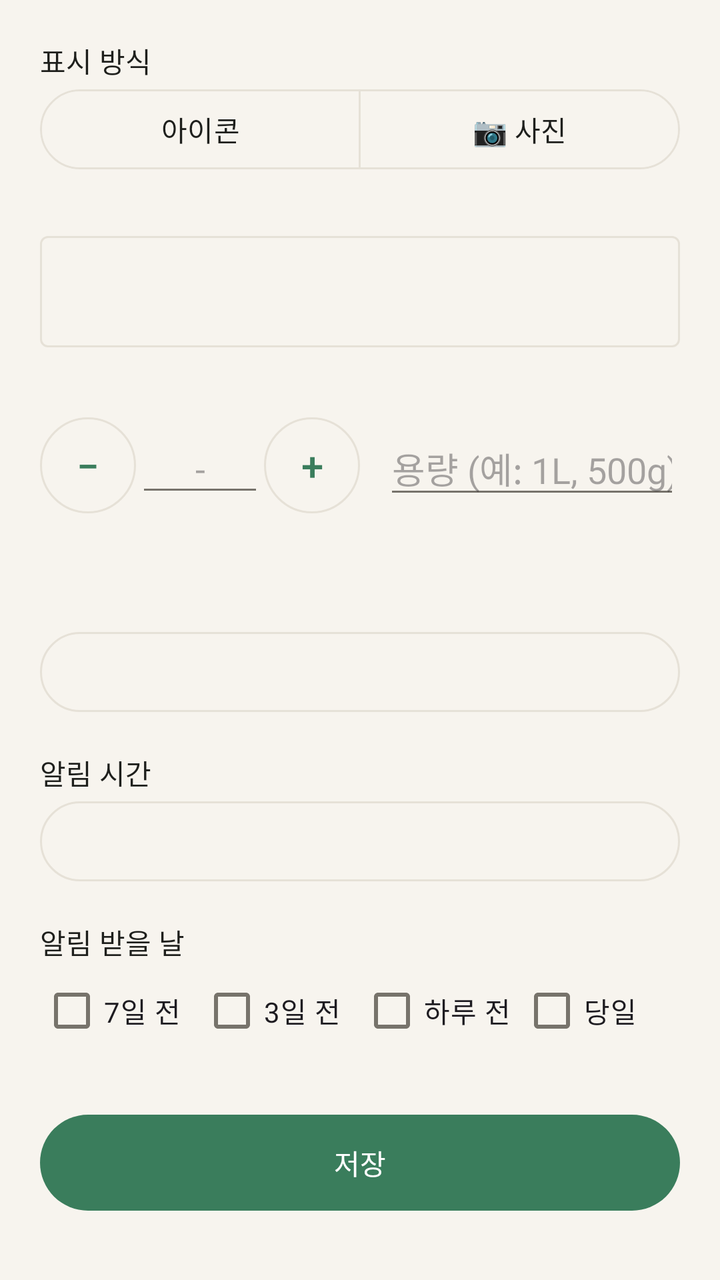
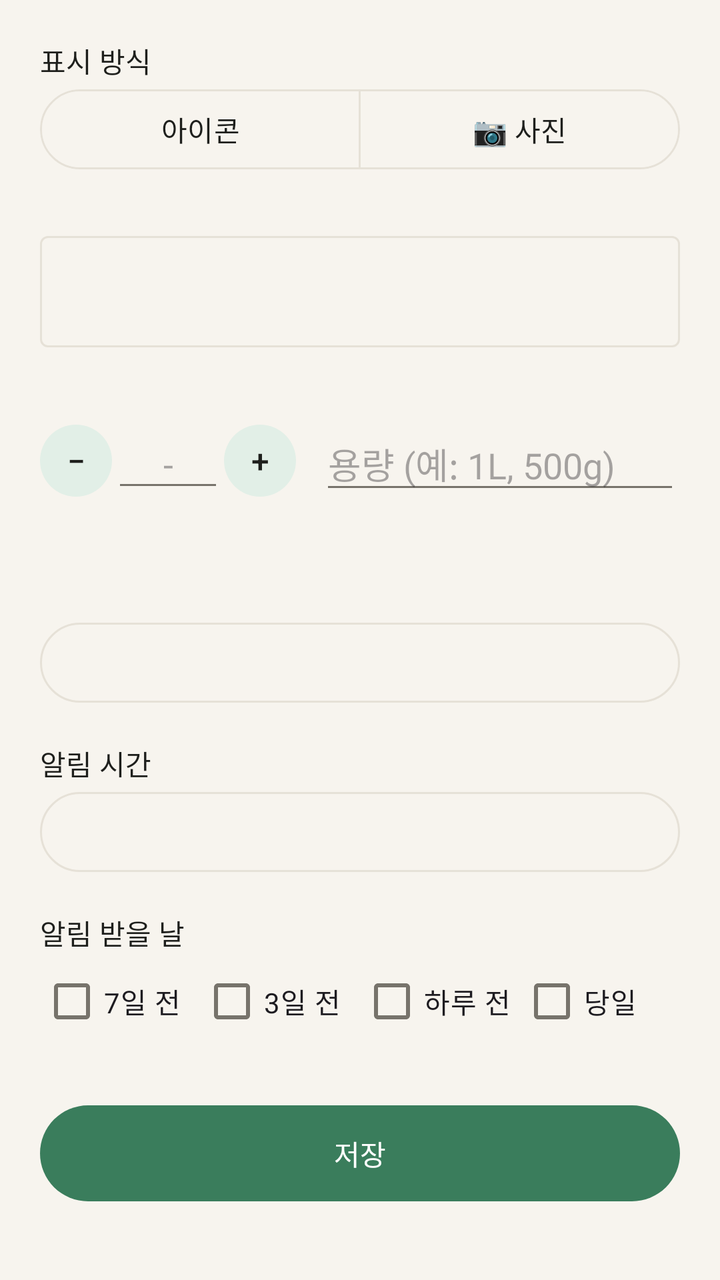

Two renders of the same Android screen: before a commit and after it. Below are the layout's source before the change and the commit's diff.
<!-- AndroidManifest.xml: application theme AppTheme -->
<!-- res/layout/activity_edit.xml -->
<?xml version="1.0" encoding="utf-8"?>
<ScrollView xmlns:android="http://schemas.android.com/apk/res/android"
    xmlns:app="http://schemas.android.com/apk/res-auto"
    android:layout_width="match_parent"
    android:layout_height="match_parent">

    <LinearLayout
        android:layout_width="match_parent"
        android:layout_height="wrap_content"
        android:orientation="vertical"
        android:padding="20dp">

        <TextView
            style="@style/TextAppearance.Material3.LabelLarge"
            android:layout_width="wrap_content"
            android:layout_height="wrap_content"
            android:text="표시 방식" />

        <com.google.android.material.button.MaterialButtonToggleGroup
            android:id="@+id/mode"
            android:layout_width="match_parent"
            android:layout_height="wrap_content"
            app:selectionRequired="true"
            app:singleSelection="true">

            <com.google.android.material.button.MaterialButton
                android:id="@+id/modeIcon"
                style="@style/Widget.Material3.Button.OutlinedButton"
                android:layout_width="0dp"
                android:layout_height="wrap_content"
                android:layout_weight="1"
                android:text="아이콘" />

            <com.google.android.material.button.MaterialButton
                android:id="@+id/modePhoto"
                style="@style/Widget.Material3.Button.OutlinedButton"
                android:layout_width="0dp"
                android:layout_height="wrap_content"
                android:layout_weight="1"
                android:text="📷 사진" />
        </com.google.android.material.button.MaterialButtonToggleGroup>

        
        <GridLayout
            android:id="@+id/iconGrid"
            android:layout_width="match_parent"
            android:layout_height="wrap_content"
            android:layout_marginTop="8dp"
            android:columnCount="6" />

        
        <LinearLayout
            android:id="@+id/photoBox"
            android:layout_width="match_parent"
            android:layout_height="wrap_content"
            android:layout_marginTop="8dp"
            android:orientation="vertical"
            android:visibility="gone">

            <ImageView
                android:id="@+id/photo"
                android:layout_width="match_parent"
                android:layout_height="200dp"
                android:background="@color/photo_bg"
                android:contentDescription="사진 찍기"
                android:scaleType="centerCrop" />

            <com.google.android.material.button.MaterialButton
                android:id="@+id/btnPhoto"
                style="@style/Widget.Material3.Button.TonalButton"
                android:layout_width="match_parent"
                android:layout_height="wrap_content"
                android:layout_marginTop="8dp"
                android:text="📷  사진 찍기" />

            <TextView
                android:id="@+id/status"
                android:layout_width="wrap_content"
                android:layout_height="wrap_content"
                android:layout_marginTop="4dp"
                android:textColor="@color/muted"
                android:textSize="13sp" />
        </LinearLayout>

        <com.google.android.material.textfield.TextInputLayout
            android:id="@+id/nameLayout"
            android:layout_width="match_parent"
            android:layout_height="wrap_content"
            android:layout_marginTop="16dp">

            <com.google.android.material.textfield.TextInputEditText
                android:id="@+id/name"
                android:layout_width="match_parent"
                android:layout_height="wrap_content"
                android:inputType="text"
                android:maxLines="1" />
        </com.google.android.material.textfield.TextInputLayout>

        
        <LinearLayout
            android:id="@+id/storageBox"
            android:layout_width="match_parent"
            android:layout_height="wrap_content"
            android:layout_marginTop="16dp"
            android:orientation="vertical"
            android:visibility="gone">

            <TextView
                style="@style/TextAppearance.Material3.LabelLarge"
                android:layout_width="wrap_content"
                android:layout_height="wrap_content"
                android:text="보관 방식" />

            <com.google.android.material.button.MaterialButtonToggleGroup
                android:id="@+id/storage"
                android:layout_width="match_parent"
                android:layout_height="wrap_content"
                app:singleSelection="true">

                <com.google.android.material.button.MaterialButton
                    android:id="@+id/stFridge"
                    style="@style/Widget.Material3.Button.OutlinedButton"
                    android:layout_width="0dp"
                    android:layout_height="wrap_content"
                    android:layout_weight="1"
                    android:text="🧊 냉장" />

                <com.google.android.material.button.MaterialButton
                    android:id="@+id/stFreezer"
                    style="@style/Widget.Material3.Button.OutlinedButton"
                    android:layout_width="0dp"
                    android:layout_height="wrap_content"
                    android:layout_weight="1"
                    android:text="❄️ 냉동" />

                <com.google.android.material.button.MaterialButton
                    android:id="@+id/stRoom"
                    style="@style/Widget.Material3.Button.OutlinedButton"
                    android:layout_width="0dp"
                    android:layout_height="wrap_content"
                    android:layout_weight="1"
                    android:text="🏠 상온" />
            </com.google.android.material.button.MaterialButtonToggleGroup>
        </LinearLayout>

        
        <LinearLayout
            android:layout_width="match_parent"
            android:layout_height="wrap_content"
            android:layout_marginTop="16dp"
            android:orientation="vertical">

            <com.google.android.material.materialswitch.MaterialSwitch
                android:id="@+id/stockSwitch"
                android:layout_width="match_parent"
                android:layout_height="wrap_content"
                android:text="재고 기록하기"
                android:visibility="gone" />

            <TextView
                android:id="@+id/qtyLabel"
                style="@style/TextAppearance.Material3.LabelLarge"
                android:layout_width="wrap_content"
                android:layout_height="wrap_content" />

            <LinearLayout
                android:id="@+id/qtyRow"
                android:layout_width="match_parent"
                android:layout_height="wrap_content"
                android:gravity="center_vertical"
                android:orientation="horizontal">

                <com.google.android.material.button.MaterialButton
                    android:id="@+id/minus"
                    style="@style/Widget.Material3.Button.OutlinedButton"
                    android:layout_width="48dp"
                    android:layout_height="48dp"
                    android:insetTop="0dp"
                    android:insetBottom="0dp"
                    android:padding="0dp"
                    android:text="−"
                    android:textSize="20sp" />

                <EditText
                    android:id="@+id/qty"
                    android:layout_width="64dp"
                    android:layout_height="wrap_content"
                    android:gravity="center"
                    android:hint="-"
                    android:importantForAutofill="no"
                    android:inputType="number"
                    android:maxLength="4" />

                <com.google.android.material.button.MaterialButton
                    android:id="@+id/plus"
                    style="@style/Widget.Material3.Button.OutlinedButton"
                    android:layout_width="48dp"
                    android:layout_height="48dp"
                    android:insetTop="0dp"
                    android:insetBottom="0dp"
                    android:padding="0dp"
                    android:text="+"
                    android:textSize="20sp" />

                <EditText
                    android:id="@+id/volume"
                    android:layout_width="0dp"
                    android:layout_height="wrap_content"
                    android:layout_marginStart="12dp"
                    android:layout_weight="1"
                    android:hint="용량 (예: 1L, 500g)"
                    android:importantForAutofill="no"
                    android:inputType="text"
                    android:maxLength="20" />
            </LinearLayout>

            <TextView
                android:id="@+id/qtyHint"
                android:layout_width="wrap_content"
                android:layout_height="wrap_content"
                android:textColor="@color/muted"
                android:textSize="12sp" />
        </LinearLayout>

        
        <LinearLayout
            android:id="@+id/cycleBox"
            android:layout_width="match_parent"
            android:layout_height="wrap_content"
            android:layout_marginTop="20dp"
            android:orientation="vertical"
            android:visibility="gone">

            <TextView
                style="@style/TextAppearance.Material3.LabelLarge"
                android:layout_width="wrap_content"
                android:layout_height="wrap_content"
                android:text="반복" />

            <com.google.android.material.button.MaterialButtonToggleGroup
                android:id="@+id/repeat"
                android:layout_width="match_parent"
                android:layout_height="wrap_content"
                app:selectionRequired="true"
                app:singleSelection="true">

                <com.google.android.material.button.MaterialButton
                    android:id="@+id/repInterval"
                    style="@style/Widget.Material3.Button.OutlinedButton"
                    android:layout_width="0dp"
                    android:layout_height="wrap_content"
                    android:layout_weight="1"
                    android:text="며칠·몇 달마다" />

                <com.google.android.material.button.MaterialButton
                    android:id="@+id/repDays"
                    style="@style/Widget.Material3.Button.OutlinedButton"
                    android:layout_width="0dp"
                    android:layout_height="wrap_content"
                    android:layout_weight="1"
                    android:text="요일마다" />
            </com.google.android.material.button.MaterialButtonToggleGroup>

            <com.google.android.material.chip.ChipGroup
                android:id="@+id/daysRow"
                android:layout_width="match_parent"
                android:layout_height="wrap_content"
                android:visibility="gone" />

            <LinearLayout
                android:id="@+id/intervalRow"
                android:layout_width="match_parent"
                android:layout_height="wrap_content"
                android:gravity="center_vertical"
                android:orientation="horizontal">

                <EditText
                    android:id="@+id/cycle"
                    android:layout_width="80dp"
                    android:layout_height="wrap_content"
                    android:gravity="center"
                    android:importantForAutofill="no"
                    android:inputType="number"
                    android:maxLength="3"
                    android:hint="3" />

                <Spinner
                    android:id="@+id/unit"
                    android:layout_width="wrap_content"
                    android:layout_height="wrap_content" />

                <TextView
                    android:layout_width="wrap_content"
                    android:layout_height="wrap_content"
                    android:text="마다" />
            </LinearLayout>
        </LinearLayout>

        <LinearLayout
            android:id="@+id/assigneeBox"
            android:layout_width="match_parent"
            android:layout_height="wrap_content"
            android:layout_marginTop="16dp"
            android:orientation="vertical"
            android:visibility="gone">

            <TextView
                style="@style/TextAppearance.Material3.LabelLarge"
                android:layout_width="wrap_content"
                android:layout_height="wrap_content"
                android:text="담당자 (알림을 이 사람에게만 보내요)" />

            <Spinner
                android:id="@+id/assignee"
                android:layout_width="match_parent"
                android:layout_height="wrap_content" />
        </LinearLayout>

        <TextView
            android:id="@+id/dateLabel"
            style="@style/TextAppearance.Material3.LabelLarge"
            android:layout_width="wrap_content"
            android:layout_height="wrap_content"
            android:layout_marginTop="20dp" />

        <com.google.android.material.button.MaterialButton
            android:id="@+id/btnDate"
            style="@style/Widget.Material3.Button.OutlinedButton"
            android:layout_width="match_parent"
            android:layout_height="wrap_content" />

        <TextView
            android:id="@+id/nextInfo"
            android:layout_width="wrap_content"
            android:layout_height="wrap_content"
            android:textColor="@color/brand"
            android:textSize="13sp"
            android:visibility="gone" />

        <TextView
            style="@style/TextAppearance.Material3.LabelLarge"
            android:layout_width="wrap_content"
            android:layout_height="wrap_content"
            android:layout_marginTop="16dp"
            android:text="알림 시간" />

        <com.google.android.material.button.MaterialButton
            android:id="@+id/btnTime"
            style="@style/Widget.Material3.Button.OutlinedButton"
            android:layout_width="match_parent"
            android:layout_height="wrap_content" />

        <TextView
            style="@style/TextAppearance.Material3.LabelLarge"
            android:layout_width="wrap_content"
            android:layout_height="wrap_content"
            android:layout_marginTop="16dp"
            android:text="알림 받을 날" />

        <LinearLayout
            android:layout_width="match_parent"
            android:layout_height="wrap_content"
            android:orientation="horizontal">

            <CheckBox android:id="@+id/c7" android:layout_width="0dp" android:layout_height="wrap_content" android:layout_weight="1" android:text="7일 전" />
            <CheckBox android:id="@+id/c3" android:layout_width="0dp" android:layout_height="wrap_content" android:layout_weight="1" android:text="3일 전" />
            <CheckBox android:id="@+id/c1" android:layout_width="0dp" android:layout_height="wrap_content" android:layout_weight="1" android:text="하루 전" />
            <CheckBox android:id="@+id/c0" android:layout_width="0dp" android:layout_height="wrap_content" android:layout_weight="1" android:text="당일" />
        </LinearLayout>

        <com.google.android.material.button.MaterialButton
            android:id="@+id/btnSave"
            android:layout_width="match_parent"
            android:layout_height="56dp"
            android:layout_marginTop="24dp"
            android:text="저장" />

        <LinearLayout
            android:id="@+id/logBox"
            android:layout_width="match_parent"
            android:layout_height="wrap_content"
            android:layout_marginTop="24dp"
            android:orientation="vertical"
            android:visibility="gone">

            <TextView
                style="@style/TextAppearance.Material3.TitleSmall"
                android:layout_width="wrap_content"
                android:layout_height="wrap_content"
                android:text="📖 완료 기록" />

            <TextView
                android:id="@+id/logs"
                android:layout_width="match_parent"
                android:layout_height="wrap_content"
                android:layout_marginTop="6dp"
                android:lineSpacingExtra="6dp"
                android:textColor="@color/muted"
                android:textSize="14sp" />
        </LinearLayout>

        <com.google.android.material.button.MaterialButton
            android:id="@+id/btnDelete"
            style="@style/Widget.Material3.Button.TextButton"
            android:layout_width="match_parent"
            android:layout_height="wrap_content"
            android:text="삭제"
            android:textColor="@color/danger"
            android:visibility="gone" />
    </LinearLayout>
</ScrollView>
<!-- resources referenced by this layout -->
<resources>
  <color name="brand">#3A7D5C</color>
  <color name="danger">#D14B3F</color>
  <color name="muted">#77736B</color>
  <color name="photo_bg">#EFEBE3</color>
  <style name="AppTheme" parent="Theme.Material3.DayNight.NoActionBar">
          <item name="colorPrimary">@color/brand</item>
          <item name="colorOnPrimary">@color/on_brand</item>
          <item name="colorPrimaryContainer">@color/brand_soft</item>
          <item name="colorOnPrimaryContainer">@color/brand</item>
          <item name="colorSecondary">@color/brand</item>
          <item name="colorOnSecondary">@color/on_brand</item>
          <item name="colorSecondaryContainer">@color/brand_soft</item>
          <item name="colorOnSecondaryContainer">@color/text</item>
          <item name="colorTertiary">@color/warn</item>
          <item name="colorError">@color/danger</item>
          <item name="colorSurface">@color/surface</item>
          <item name="colorOnSurface">@color/text</item>
          <item name="colorOnSurfaceVariant">@color/muted</item>
          <item name="colorSurfaceVariant">@color/surface2</item>
          <item name="colorSurfaceContainerLowest">@color/surface</item>
          <item name="colorSurfaceContainerLow">@color/surface</item>
          <item name="colorSurfaceContainer">@color/surface</item>
          <item name="colorSurfaceContainerHigh">@color/surface</item>
          <item name="colorSurfaceContainerHighest">@color/surface2</item>
          <item name="colorOutline">@color/line</item>
          <item name="colorOutlineVariant">@color/line</item>
          <item name="android:colorBackground">@color/bg</item>
          <item name="android:windowBackground">@color/bg</item>
          <item name="android:textColorPrimary">@color/text</item>
          <item name="android:textColorSecondary">@color/muted</item>
          <item name="android:statusBarColor">@android:color/transparent</item>
          <item name="android:navigationBarColor">@android:color/transparent</item>
          <item name="android:windowLightStatusBar">@bool/light_bars</item>
      </style>
  <color name="on_brand">#FFFFFF</color>
  <color name="brand_soft">#E2EFE7</color>
  <color name="text">#1E1F1C</color>
  <color name="warn">#B86E0E</color>
  <color name="surface">#FFFFFF</color>
  <color name="surface2">#EFEBE3</color>
  <color name="line">#E6E1D7</color>
  <color name="bg">#F7F4EE</color>
</resources>

<!-- the commit's change to res/layout/activity_edit.xml (unified diff, before → after) -->
@@ -172,18 +172,21 @@
 
                 <com.google.android.material.button.MaterialButton
                     android:id="@+id/minus"
-                    style="@style/Widget.Material3.Button.OutlinedButton"
-                    android:layout_width="48dp"
-                    android:layout_height="48dp"
+                    style="@style/Widget.Material3.Button.TonalButton"
+                    android:layout_width="36dp"
+                    android:layout_height="36dp"
                     android:insetTop="0dp"
                     android:insetBottom="0dp"
+                    android:minWidth="0dp"
+                    android:minHeight="0dp"
                     android:padding="0dp"
                     android:text="−"
-                    android:textSize="20sp" />
+                    android:textSize="16sp"
+                    app:cornerRadius="18dp" />
 
                 <EditText
                     android:id="@+id/qty"
-                    android:layout_width="64dp"
+                    android:layout_width="56dp"
                     android:layout_height="wrap_content"
                     android:gravity="center"
                     android:hint="-"
@@ -193,14 +196,17 @@
 
                 <com.google.android.material.button.MaterialButton
                     android:id="@+id/plus"
-                    style="@style/Widget.Material3.Button.OutlinedButton"
-                    android:layout_width="48dp"
-                    android:layout_height="48dp"
+                    style="@style/Widget.Material3.Button.TonalButton"
+                    android:layout_width="36dp"
+                    android:layout_height="36dp"
                     android:insetTop="0dp"
                     android:insetBottom="0dp"
+                    android:minWidth="0dp"
+                    android:minHeight="0dp"
                     android:padding="0dp"
                     android:text="+"
-                    android:textSize="20sp" />
+                    android:textSize="16sp"
+                    app:cornerRadius="18dp" />
 
                 <EditText
                     android:id="@+id/volume"
